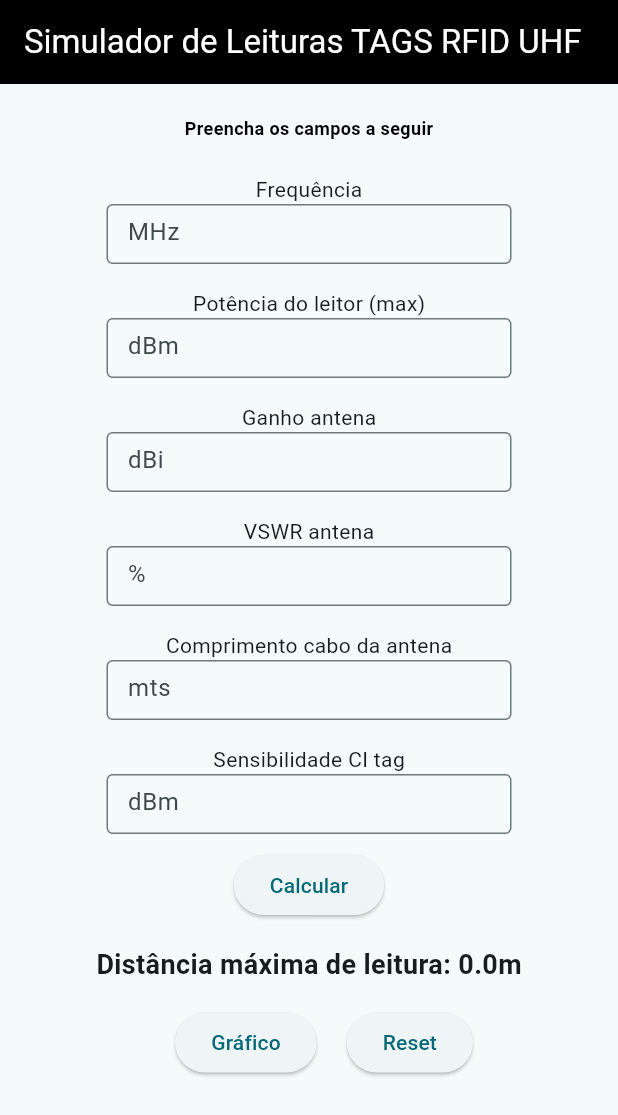
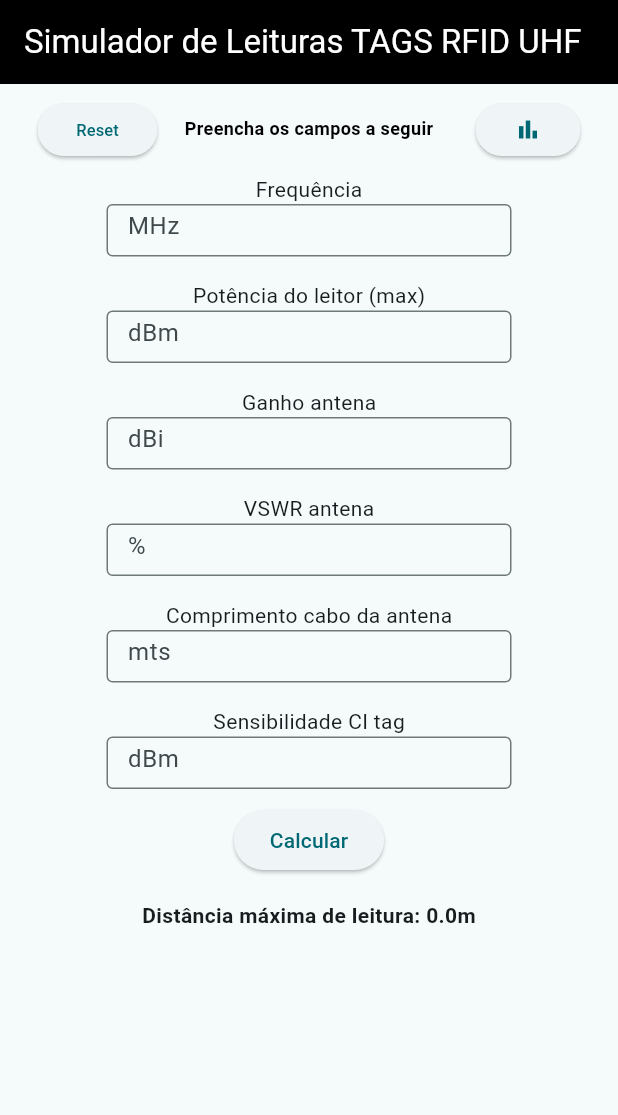
Before and after one commit to daniel-vezos/TagMetric, a Flutter app: the screen it shows after launch, on a phone screen of 412 x 824 dp. Shown: the top 1115 px of the screen. Run offline on Flutter 3.47's test engine with Material 3 defaults, Android fonts, the phone set to English and light mode, and no system bars; our stand-ins replace fl_chart.

Commit message:
other detail

```diff
--- a/lib/main.dart
+++ b/lib/main.dart
@@ -98,7 +98,9 @@ class _MyHomePageState extends State<MyHomePage> {
             style: const TextStyle(color: Color.fromARGB(255, 255, 255, 255))),
         backgroundColor: const Color.fromARGB(255, 0, 0, 0),
       ),
-      body: Column(
+      body: Stack(
+        children: [
+          Column(
             children: [
               const Text(
                 "Preencha os campos a seguir",
@@ -121,7 +123,7 @@ class _MyHomePageState extends State<MyHomePage> {
                           const SizedBox(width: 10),
                           Container(
                             width: 270,
-                        height: 40,
+                            height: 35,
                             child: TextFormField(
                               controller: _frequencia,
                               keyboardType: TextInputType.number,
@@ -143,7 +145,7 @@ class _MyHomePageState extends State<MyHomePage> {
                           const SizedBox(width: 10),
                           Container(
                             width: 270,
-                        height: 40,
+                            height: 35,
                             child: TextFormField(
                               controller: _potencia,
                               keyboardType: TextInputType.number,
@@ -165,7 +167,7 @@ class _MyHomePageState extends State<MyHomePage> {
                           const SizedBox(width: 10),
                           Container(
                             width: 270,
-                        height: 40,
+                            height: 35,
                             child: TextFormField(
                               controller: _ganho,
                               keyboardType: TextInputType.number,
@@ -187,7 +189,7 @@ class _MyHomePageState extends State<MyHomePage> {
                           const SizedBox(width: 10),
                           Container(
                             width: 270,
-                        height: 40,
+                            height: 35,
                             child: TextFormField(
                               controller: _vswr,
                               keyboardType: TextInputType.number,
@@ -209,7 +211,7 @@ class _MyHomePageState extends State<MyHomePage> {
                           const SizedBox(width: 10),
                           Container(
                             width: 270,
-                        height: 40,
+                            height: 35,
                             child: TextFormField(
                               controller: _cabo,
                               keyboardType: TextInputType.number,
@@ -231,7 +233,7 @@ class _MyHomePageState extends State<MyHomePage> {
                           const SizedBox(width: 10),
                           Container(
                             width: 270,
-                        height: 40,
+                            height: 35,
                             child: TextFormField(
                               controller: _sensibilidade,
                               keyboardType: TextInputType.number,
@@ -254,17 +256,39 @@ class _MyHomePageState extends State<MyHomePage> {
                       Text(
                         "Distância máxima de leitura: ${_distanciaMaximaLeitura.toStringAsFixed(1)}m",
                         style: const TextStyle(
-                      fontSize: 18,
+                          fontSize: 14,
                           fontWeight: FontWeight.bold,
                         ),
                       ),
-                  const SizedBox(height: 15),
-                  Center(
-                    child: Row(
-                      mainAxisAlignment: MainAxisAlignment.center,
-                      children: [
-                        const SizedBox(width: 20),
-                        ElevatedButton(
+                      const SizedBox(height: 10),
+                    ],
+                  ),
+                ),
+              ),
+            ],
+          ),
+          Positioned(
+            top: 13,
+            left: 25,
+            child: SizedBox(
+              width: 80, // Defina a largura desejada
+              height: 35, // Defina a altura desejada, se necessário
+              child: ElevatedButton(
+                onPressed: _limparCampos,
+                child: const Text(
+                  "Reset",
+                  style: TextStyle(fontSize: 11),
+                ),
+              ),
+            ),
+          ),
+          Positioned(
+            top: 13,
+            right: 25,
+            child: SizedBox(
+              width: 70, // Defina a largura desejada
+              height: 35, // Defina a altura desejada, se necessário
+              child: ElevatedButton(
                 onPressed: () {
                   if (_frequencia.text.isNotEmpty &&
                       _potencia.text.isNotEmpty &&
@@ -276,31 +300,21 @@ class _MyHomePageState extends State<MyHomePage> {
                       context,
                       MaterialPageRoute(
                         builder: (context) => LineChartPage(
-                                      frequencia:
-                                          double.parse(_frequencia.text),
+                            frequencia: double.parse(_frequencia.text),
                             potencia: double.parse(_potencia.text),
                             ganho: double.parse(_ganho.text),
                             vswr: double.parse(_vswr.text),
                             cabo: double.parse(_cabo.text),
-                                      sensibilidade:
-                                          double.parse(_sensibilidade.text)),
+                            sensibilidade: double.parse(_sensibilidade.text)),
                       ),
                     );
                   } else {
                     // Mostrar algum aviso para o usuário preencher todos os campos
                   }
                 },
-                          child: Text('Gráfico'),
+                child: const Center(
+                  child: Icon(Icons.bar_chart),
                 ),
-                        const SizedBox(width: 20),
-                        ElevatedButton(
-                          onPressed: _limparCampos,
-                          child: const Text("Reset"),
-                        ),
-                      ],
-                    ),
-                  )
-                ],
               ),
             ),
           ),
```
Also changed, not shown: 1 other file. Lines whose indentation alone changed are shown as unchanged.
